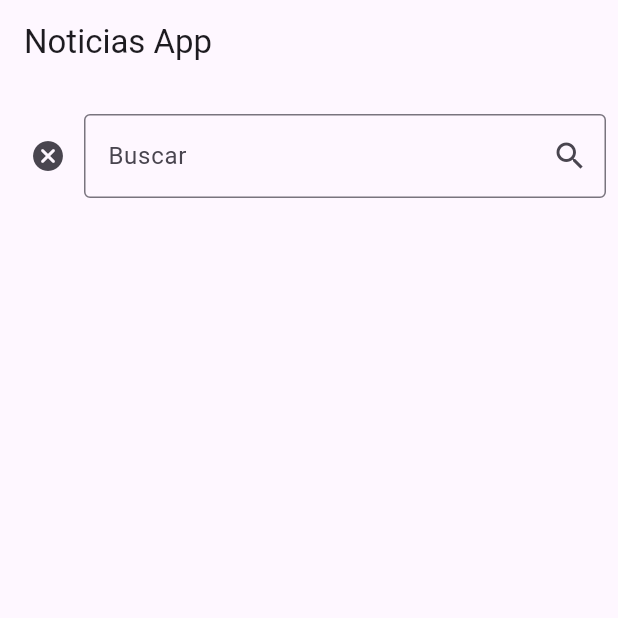
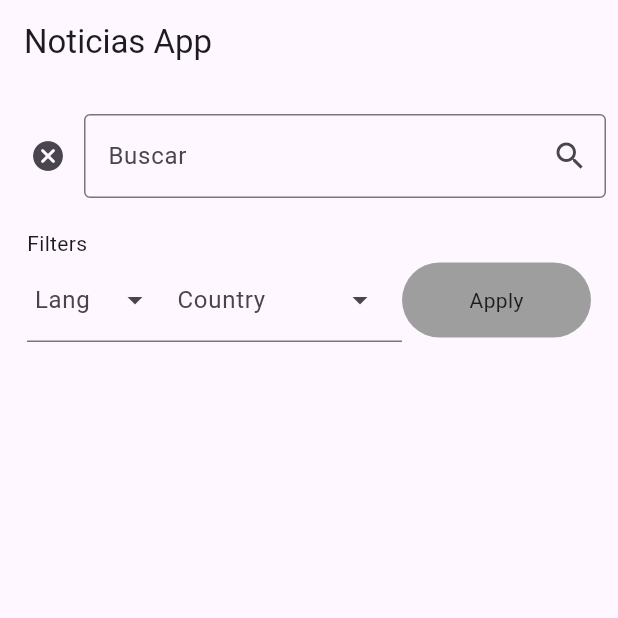
Before and after one commit to gersonA10/noticias_app, a Flutter app: the screen it shows after launch, after a tap on the "cancel" icon, on a phone screen of 412 x 824 dp, the top half of it. Run offline on Flutter 3.47's test engine with Material 3 defaults, Android fonts, the light colour scheme and no system bars; network calls fail.

Commit message:
add filters providers

```diff
--- a/lib/presentation/providers/news_provider.dart
+++ b/lib/presentation/providers/news_provider.dart
@@ -5,21 +5,29 @@ import 'package:noticias_app/models/news_model.dart';
 import 'package:http/http.dart' as http;
 
 String _apiKey = 'pub_18599e0928443ca56e14da79d622b60bcd62b';
-String _language = 'language=es';
+// String _language = 'language=es';
 String url = 'https://newsdata.io/api/1/news';
 
 TextEditingController search = TextEditingController();
 
 class NewsProvider extends ChangeNotifier {
+  TextEditingController languageController = TextEditingController();
+  TextEditingController countryController = TextEditingController();
   TextEditingController searchController = TextEditingController();
+  List<String> idiomas = ['es', 'en', 'fr', 'pt'];
+  List<String> paises = ['bo', 'us', 'mx', 'cl'];
+  String? language;
+  String? country;
+
   List<NewsResultModel> newsList = [];
+
   bool isLoading = false;
 
   NewsProvider() {
     getNews();
   }
 
-  Future<void> getNews({String query = '', String language = 'es'}) async {
+  Future<void> getNews({String query = '', String language = 'es', String country = 'us'}) async {
     isLoading = true;
     notifyListeners();
 
@@ -27,8 +35,9 @@ class NewsProvider extends ChangeNotifier {
       final uri = Uri.parse(url).replace(
         queryParameters: {
           'apiKey': _apiKey,
-          'language': language,
           if (query.trim().isNotEmpty) 'q': query.trim(),
+          if (language.trim().isNotEmpty) 'language': language.trim(),
+          if (country.trim().isNotEmpty) 'country': country.trim(),
           // 'q':
         },
       );
@@ -46,24 +55,21 @@ class NewsProvider extends ChangeNotifier {
         newsList = [];
       }
     } catch (e) {
-     newsList = [];
+      newsList = [];
     }
   }
 
-  Future<void> searchNews(String text)async{
+  Future<void> searchNews(String text) async {
     await getNews(query: text);
   }
 
-   Future<void> changeLanguage(String language)async{
-    await getNews(language: language);
+  Future<void> changeFilters(String language, String country) async {
+    await getNews(language: language, country: country);
   }
 
-
-    Future<void> clearSearch()async{
+  Future<void> clearSearch() async {
     await getNews();
   }
-
-
 
   // void getApi() async {
   //   final response = await http.get(Uri.parse(url));
--- a/lib/presentation/widgets/custom_body_widget.dart
+++ b/lib/presentation/widgets/custom_body_widget.dart
@@ -18,18 +18,27 @@ class CustomBody extends StatelessWidget {
           margin: EdgeInsets.all(8),
           child: Row(
             children: [
-              IconButton(onPressed: (){listprovider.searchController.clear();}, icon: Icon(Icons.cancel_rounded)),
+              IconButton(
+                onPressed: () {
+                  listprovider.searchController.clear();
+                  listprovider.languageController.clear();
+                  listprovider.countryController.clear();
+                },
+                icon: Icon(Icons.cancel_rounded),
+              ),
               Expanded(
                 child: TextFormField(
                   controller: listprovider.searchController,
-                  onFieldSubmitted: (value){
+                  onFieldSubmitted: (value) {
                     listprovider.searchNews(value);
                   },
                   decoration: InputDecoration(
                     hintText: 'Buscar',
                     suffixIcon: IconButton(
                       onPressed: () {
-                        listprovider.searchNews(listprovider.searchController.text);
+                        listprovider.searchNews(
+                          listprovider.searchController.text,
+                        );
                         // listprovider.getApip(listprovider.search.text);
                       },
                       icon: Icon(Icons.search),
@@ -37,6 +46,58 @@ class CustomBody extends StatelessWidget {
                     border: OutlineInputBorder(),
                   ),
                 ),
+              ),
+            ],
+          ),
+        ),
+        Container(
+          padding: EdgeInsets.symmetric(horizontal: 18),
+          child: Column(
+            crossAxisAlignment: CrossAxisAlignment.start,
+            children: [
+              Text('Filters'),
+              Row(
+                children: [
+                  DropdownMenu(
+                    width: 100,
+                    enableFilter: true,
+                    label: Text('Lang'),
+                    inputDecorationTheme: const InputDecorationTheme(
+                      contentPadding: EdgeInsets.all(5),
+                    ),
+                    controller: listprovider.languageController,
+                    dropdownMenuEntries: listprovider.idiomas.map((e) {
+                      return DropdownMenuEntry(value: e, label: e);
+                    }).toList(),
+                  ),
+                  DropdownMenu(
+                    width: 150,
+                    label: Text('Country'),
+                    controller: listprovider.countryController,
+                    enableFilter: true,
+                    inputDecorationTheme: InputDecorationTheme(
+                      filled: false,
+                    ),
+                    dropdownMenuEntries: listprovider.paises.map((e) {
+                      return DropdownMenuEntry(value: e, label: e);
+                    }).toList(),
+                  ),
+                  Expanded(
+                    child: Container(
+                      height: 50,
+                      decoration: BoxDecoration(
+                        color: Colors.grey,
+                        borderRadius: BorderRadius.circular(30)
+                      ),
+                      child: GestureDetector(
+                        onTap: () {
+                          listprovider.changeFilters(listprovider.languageController.text, listprovider.countryController.text);
+                        },
+                        child: Center(child: Text('Apply')),
+                      ),
+                    ),
+                  )
+                ],
               ),
             ],
           ),
```
